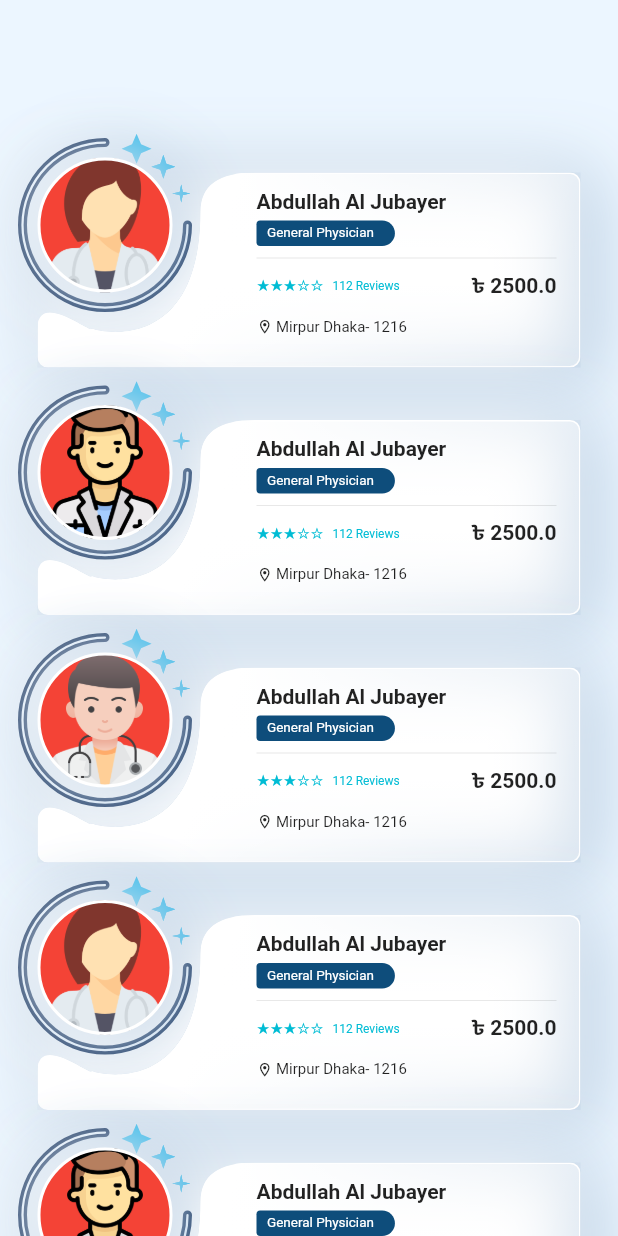
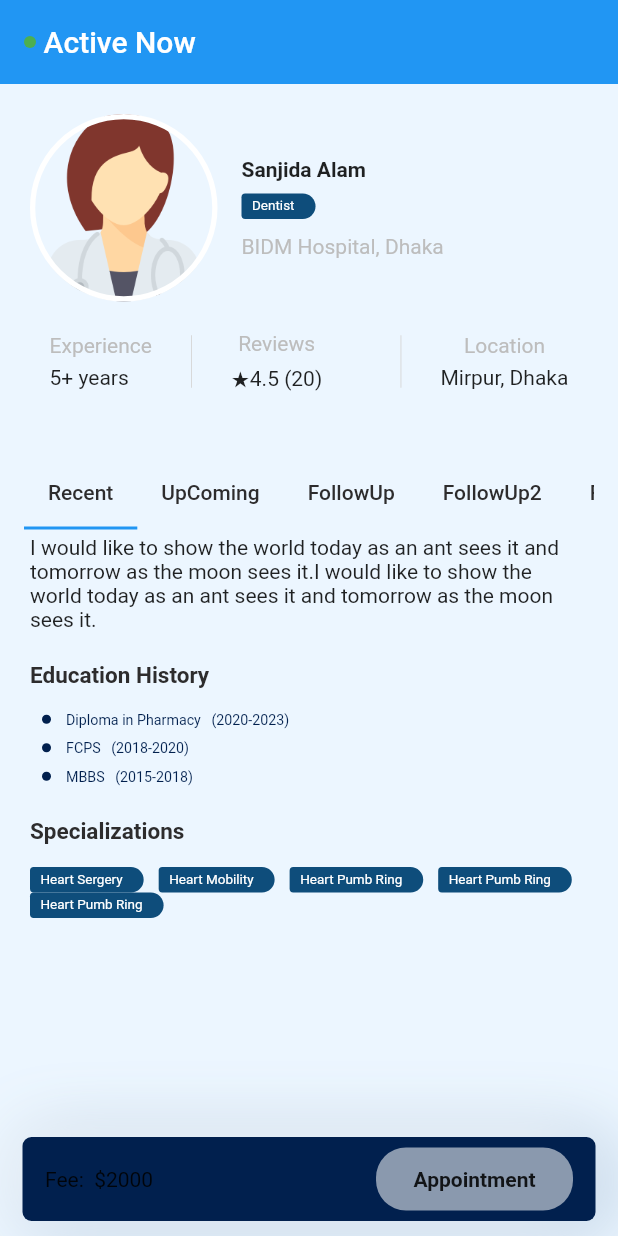
Before and after one commit to jbjason/parctice2_app, a Flutter app: the screen it shows after launch, on a phone screen of 412 x 824 dp. Run offline on Flutter 3.47's test engine with Material 2 defaults, Android fonts, the phone set to English and light mode, and no system bars; our stand-ins replace equatable, flutter_bloc.

Commit message:
pt_doc_details_screen UI

```diff
--- a/lib/constants/my_dimens.dart
+++ b/lib/constants/my_dimens.dart
@@ -93,7 +93,7 @@ class MyDimens {
         padding: const EdgeInsets.symmetric(horizontal: 15),
         decoration: BoxDecoration(
           borderRadius: BorderRadius.circular(6),
-          gradient: getHomeGradient(MyColor.skySecondary),
+          color: MyColor.bluePrimary,
           boxShadow: bodyShadow,
         ),
         child: child,
--- a/lib/constants/routes.dart
+++ b/lib/constants/routes.dart
@@ -1,5 +1,6 @@
 import 'package:flutter/material.dart';
 import 'package:parctice2_app/screens/home_screen.dart';
+import 'package:parctice2_app/screens/pt_doc_details_screen.dart';
 import 'package:parctice2_app/screens/test_screen.dart';
 
 class Routes {
@@ -11,6 +12,10 @@ class Routes {
       case TestScreen.routeName:
         return MaterialPageRoute(builder: (context) => const TestScreen());
 
+      case PtDocDetailsScreen.routeName:
+        return MaterialPageRoute(
+          builder: (context) => const PtDocDetailsScreen(),
+        );
       // case HomeScreen.routeName:
       //   return MaterialPageRoute(
       //     builder: (context) => BlocProvider(
--- a/lib/main.dart
+++ b/lib/main.dart
@@ -2,6 +2,7 @@ import 'package:flutter/material.dart';
 import 'package:flutter_bloc/flutter_bloc.dart';
 import 'package:parctice2_app/blocs/task_cubit/task_cubit.dart';
 import 'package:parctice2_app/constants/routes.dart';
+import 'package:parctice2_app/screens/pt_doc_details_screen.dart';
 import 'package:parctice2_app/screens/test_screen.dart';
 
 void main() {
@@ -24,7 +25,7 @@ class MyApp extends StatelessWidget {
         title: 'Flutter Demo',
         debugShowCheckedModeBanner: false,
         onGenerateRoute: Routes.onGenerateRoute,
-        initialRoute: TestScreen.routeName,
+        initialRoute: PtDocDetailsScreen.routeName,
       ),
     );
   }
--- /dev/null
+++ b/lib/screens/pt_doc_details_screen.dart
@@ -0,0 +1,492 @@
+import 'package:flutter/material.dart';
+import 'package:parctice2_app/constants/constants.dart';
+import 'package:parctice2_app/constants/my_dimens.dart';
+
+class PtDocDetailsScreen extends StatelessWidget {
+  static const routeName = '/pt-doc-details-screen';
+  const PtDocDetailsScreen({super.key});
+
+  @override
+  Widget build(BuildContext context) {
+    final selectedSlot = ValueNotifier<int>(0);
+    return Scaffold(
+      backgroundColor: MyColor.ashhLight,
+      body: DefaultTabController(
+        length: 5,
+        child: NestedScrollView(
+          headerSliverBuilder: (context, value) {
+            return [
+              // appBar
+              SliverAppBar(pinned: true, elevation: 10, title: _getTopAppbar),
+              // doc-info
+              const SliverToBoxAdapter(child: PtDocDetTopContainer()),
+              // tab-bars
+              const SliverAppBar(
+                backgroundColor: MyColor.ashhLight,
+                pinned: true,
+                automaticallyImplyLeading: false,
+                elevation: 10,
+                title: TabBar(
+                  isScrollable: true,
+                  tabs: [
+                    Tab(
+                      child: Text(
+                        'Recent',
+                        style: TextStyle(color: MyColor.textColor),
+                      ),
+                    ),
+                    Tab(
+                      child: Text(
+                        'UpComing',
+                        style: TextStyle(color: MyColor.textColor),
+                      ),
+                    ),
+                    Tab(
+                      child: Text(
+                        'FollowUp',
+                        style: TextStyle(color: MyColor.textColor),
+                      ),
+                    ),
+                    Tab(
+                      child: Text(
+                        'FollowUp2',
+                        style: TextStyle(color: MyColor.textColor),
+                      ),
+                    ),
+                    Tab(
+                      child: Text(
+                        'FollowUp3',
+                        style: TextStyle(color: MyColor.textColor),
+                      ),
+                    ),
+                  ],
+                ),
+              ),
+            ];
+          },
+          body: TabBarView(
+            children: [
+              const DocDInfoItem1(),
+              DocDInfoItem2(selectedSlot: selectedSlot),
+              const DocDInfoItem3(),
+              const Center(child: Text('FollowUp2')),
+              const Center(child: Text('FollowUp3')),
+            ],
+          ),
+        ),
+      ),
+      bottomNavigationBar: const PtDocNavBar(),
+    );
+  }
+
+  Widget get _getTopAppbar {
+    return const Row(
+      children: [
+        SizedBox(
+          height: 8,
+          width: 8,
+          child: DecoratedBox(
+            decoration:
+                BoxDecoration(shape: BoxShape.circle, color: Colors.green),
+          ),
+        ),
+        SizedBox(width: 5),
+        Text('Active Now'),
+        SizedBox(width: 15),
+      ],
+    );
+  }
+}
+
+class PtDocDetTopContainer extends StatelessWidget {
+  const PtDocDetTopContainer({super.key});
+
+  @override
+  Widget build(BuildContext context) {
+    return Padding(
+      padding: const EdgeInsets.all(20.0),
+      child: Column(
+        children: [
+          SizedBox(
+            height: 125,
+            child: Row(
+              crossAxisAlignment: CrossAxisAlignment.start,
+              children: [
+                // img
+                Container(
+                  width: 125,
+                  decoration: BoxDecoration(
+                    border: Border.all(color: Colors.white, width: 3.5),
+                    shape: BoxShape.circle,
+                    image: const DecorationImage(
+                      image: AssetImage('assets/doctor/doc1.png'),
+                      fit: BoxFit.contain,
+                    ),
+                  ),
+                ),
+                const SizedBox(width: 16),
+                // title, specialities, place
+                Expanded(
+                  child: Column(
+                    crossAxisAlignment: CrossAxisAlignment.start,
+                    mainAxisAlignment: MainAxisAlignment.center,
+                    children: [
+                      Text(
+                        "Sanjida Alam",
+                        maxLines: 1,
+                        overflow: TextOverflow.ellipsis,
+                        style: Theme.of(context)
+                            .textTheme
+                            .bodyLarge!
+                            .copyWith(fontWeight: FontWeight.bold),
+                      ),
+                      const SizedBox(height: 8),
+                      MyDimens().getDoctorCategory("Dentist"),
+                      const SizedBox(height: 10),
+                      _getSubtitleText('BIDM Hospital, Dhaka', context),
+                    ],
+                  ),
+                ),
+              ],
+            ),
+          ),
+          const SizedBox(height: 20),
+          // Experience, reviews, Location
+          Row(
+            mainAxisAlignment: MainAxisAlignment.spaceAround,
+            children: [
+              Column(
+                crossAxisAlignment: CrossAxisAlignment.start,
+                children: [
+                  _getSubtitleText('Experience', context),
+                  const SizedBox(height: 5),
+                  const Text('5+ years'),
+                ],
+              ),
+              Container(height: 35, width: .6, color: const Color(0xFFD6D6D6)),
+              Column(
+                children: [
+                  _getSubtitleText('Reviews', context),
+                  const SizedBox(height: 5),
+                  const Text('★4.5 (20)'),
+                ],
+              ),
+              const Divider(thickness: .5),
+              Container(height: 35, width: .6, color: const Color(0xFFD6D6D6)),
+              Column(
+                children: [
+                  _getSubtitleText('Location', context),
+                  const SizedBox(height: 5),
+                  const Text('Mirpur, Dhaka'),
+                ],
+              ),
+            ],
+          ),
+          const SizedBox(height: 20),
+        ],
+      ),
+    );
+  }
+
+  Widget _getSubtitleText(String title, BuildContext ctx) {
+    return Text(
+      title,
+      style: Theme.of(ctx)
+          .textTheme
+          .bodyMedium!
+          .copyWith(color: const Color(0xFFBDBDBD)),
+    );
+  }
+}
+
+class DocDInfoItem1 extends StatelessWidget {
+  const DocDInfoItem1({super.key});
+
+  @override
+  Widget build(BuildContext context) {
+    return Padding(
+      padding: const EdgeInsets.symmetric(horizontal: 20),
+      child: SingleChildScrollView(
+        child: Column(
+          crossAxisAlignment: CrossAxisAlignment.start,
+          children: [
+            Text(
+              'I would like to show the world today as an ant sees it and tomorrow as the moon sees it.' *
+                  2,
+            ),
+            const SizedBox(height: 20),
+            const Text(
+              'Education History',
+              style: TextStyle(
+                color: MyColor.textColor,
+                fontSize: 15,
+                fontWeight: FontWeight.bold,
+              ),
+            ),
+            const SizedBox(height: 15),
+            _getEducationHistory('Diploma in Pharmacy   (2020-2023)'),
+            _getEducationHistory('FCPS   (2018-2020)'),
+            _getEducationHistory('MBBS   (2015-2018)'),
+            const SizedBox(height: 14),
+            const Text(
+              'Specializations',
+              style: TextStyle(
+                color: MyColor.textColor,
+                fontSize: 15,
+                fontWeight: FontWeight.bold,
+              ),
+            ),
+            const SizedBox(height: 15),
+            Wrap(
+              children: [
+                MyDimens().getDoctorCategory('Heart Sergery'),
+                const SizedBox(width: 10),
+                MyDimens().getDoctorCategory('Heart Mobility'),
+                const SizedBox(width: 10),
+                MyDimens().getDoctorCategory('Heart Pumb Ring'),
+                const SizedBox(width: 10),
+                MyDimens().getDoctorCategory('Heart Pumb Ring'),
+                const SizedBox(width: 10),
+                MyDimens().getDoctorCategory('Heart Pumb Ring'),
+              ],
+            ),
+          ],
+        ),
+      ),
+    );
+  }
+
+  Widget _getEducationHistory(String title) => Padding(
+        padding: const EdgeInsets.only(left: 8.0, bottom: 8.0),
+        child: Row(
+          children: [
+            Container(
+              width: 6,
+              height: 6,
+              decoration: const BoxDecoration(
+                  shape: BoxShape.circle, color: MyColor.bluePrimary),
+            ),
+            const SizedBox(width: 10),
+            MyDimens().getSubTitleText(title, MyColor.bluePrimary),
+          ],
+        ),
+      );
+}
+
+class DocDInfoItem2 extends StatelessWidget {
+  const DocDInfoItem2({required this.selectedSlot, super.key});
+  final ValueNotifier<int> selectedSlot;
+
+  @override
+  Widget build(BuildContext context) {
+    final morningList = ['10:10am', '10:30am', '10:50am', '11:20am', '11:40am'];
+    final afterNoonList = ['2:00pm', '2:20pm', '2:40pm'];
+    final eveningList = ['7:00pm', '7:30pm', '8:00pm', '8:30pm', '9:00pm'];
+    return SingleChildScrollView(
+      child: Padding(
+        padding: const EdgeInsets.symmetric(horizontal: 20.0),
+        child: Column(
+          crossAxisAlignment: CrossAxisAlignment.start,
+          children: [
+            // calender
+
+            const SizedBox(height: 25),
+            _getSlotTitleAndList('Morning Slots', morningList),
+            const SizedBox(height: 25),
+            _getSlotTitleAndList('AfterNoon Slots', afterNoonList),
+            const SizedBox(height: 25),
+            _getSlotTitleAndList('Evening Slots', eveningList),
+            const SizedBox(height: 30),
+          ],
+        ),
+      ),
+    );
+  }
+
+  Widget _getSlotTitleAndList(String title, List<String> slotList) {
+    return Column(
+      crossAxisAlignment: CrossAxisAlignment.start,
+      children: [
+        // title
+        MyDimens().getTitleText(title, MyColor.bluePrimary),
+        // slot list
+        Wrap(
+          children: List.generate(
+            slotList.length,
+            (index) => ValueListenableBuilder(
+              valueListenable: selectedSlot,
+              builder: (context, currentSlot, _) {
+                bool slot =
+                    title.contains('Morning Slots') && currentSlot == index;
+                return InkWell(
+                  onTap: () => selectedSlot.value = index,
+                  child: Container(
+                    padding:
+                        const EdgeInsets.symmetric(horizontal: 20, vertical: 8),
+                    margin: const EdgeInsets.only(
+                        left: 10, right: 5, top: 10, bottom: 5),
+                    decoration: BoxDecoration(
+                      borderRadius: BorderRadius.circular(6),
+                      color: slot ? MyColor.bluePrimary : Colors.white60,
+                      // gradient: bodyGradient,
+                      boxShadow: MyDimens.bodyShadow,
+                    ),
+                    child: Text(
+                      slotList[index],
+                      style: TextStyle(
+                        color: slot ? Colors.white : MyColor.bluePrimary,
+                        fontWeight: slot ? FontWeight.bold : FontWeight.normal,
+                      ),
+                    ),
+                  ),
+                );
+              },
+            ),
+          ),
+        ),
+      ],
+    );
+  }
+}
+
+class DocDInfoItem3 extends StatelessWidget {
+  const DocDInfoItem3({super.key});
+
+  @override
+  Widget build(BuildContext context) {
+    final width = MediaQuery.of(context).size.width * .45;
+    return Padding(
+      padding: const EdgeInsets.symmetric(horizontal: 20.0),
+      child: SingleChildScrollView(
+        child: Column(
+          children: [
+            Row(
+              mainAxisAlignment: MainAxisAlignment.center,
+              children: [
+                Column(
+                  mainAxisAlignment: MainAxisAlignment.center,
+                  children: [
+                    const Text(
+                      "2",
+                      style: TextStyle(
+                        fontWeight: FontWeight.bold,
+                        color: Colors.cyan,
+                        fontSize: 35,
+                      ),
+                    ),
+                    const Text('★★★★☆'),
+                    MyDimens().getSubTitleText('(10)', MyColor.bluePrimary),
+                  ],
+                ),
+                const SizedBox(width: 20),
+                Container(
+                  width: .7,
+                  height: 100,
+                  color: Colors.grey[350],
+                ),
+                Padding(
+                  padding: const EdgeInsets.symmetric(horizontal: 20),
+                  child: Column(
+                    children: [for (int i = 5; i > 0; i--) Text(getStar(i))],
+                  ),
+                ),
+                Expanded(
+                  child: Column(
+                    mainAxisAlignment: MainAxisAlignment.center,
+                    children: List.generate(
+                      5,
+                      (index) {
+                        return Container(
+                          height: 4,
+                          width: width,
+                          alignment: Alignment.centerLeft,
+                          margin: const EdgeInsets.symmetric(vertical: 9),
+                          color: Colors.grey[350],
+                          child: Container(
+                            width: width / (index + 1),
+                            color: Colors.cyan,
+                          ),
+                        );
+                      },
+                    ),
+                  ),
+                ),
+              ],
+            ),
+            const SizedBox(height: 20),
+            ...List.generate(
+              4,
+              (index) => Container(
+                padding:
+                    const EdgeInsets.symmetric(horizontal: 20, vertical: 15),
+                margin: const EdgeInsets.only(bottom: 15),
+                decoration: BoxDecoration(
+                  borderRadius: BorderRadius.circular(6),
+                  color: Colors.white,
+                  border: Border.all(color: Colors.grey[300]!),
+                ),
+                child: Column(
+                  crossAxisAlignment: CrossAxisAlignment.start,
+                  children: [
+                    Row(
+                      children: [
+                        const CircleAvatar(
+                          radius: 20,
+                          backgroundImage: AssetImage('assets/2.jpg'),
+                        ),
+                        const SizedBox(width: 10),
+                        Column(
+                          crossAxisAlignment: CrossAxisAlignment.start,
+                          children: [
+                            MyDimens()
+                                .getTitleText("jjjjj", MyColor.bluePrimary),
+                            MyDimens()
+                                .getSubTitleText('March 21, 2021', Colors.grey),
+                          ],
+                        ),
+                      ],
+                    ),
+                    const SizedBox(height: 8),
+                    MyDimens().getSubTitleText(
+                      'I would like to show the world today as an ant sees it and tomorrow as the moon sees it.',
+                      Colors.black54,
+                    ),
+                  ],
+                ),
+              ),
+            ),
+          ],
+        ),
+      ),
+    );
+  }
+
+  String getStar(int i) => '★' * i + '☆' * (5 - i);
+}
+
+class PtDocNavBar extends StatelessWidget {
+  const PtDocNavBar({super.key});
+
+  @override
+  Widget build(BuildContext context) {
+    return MyDimens().getButtonStyle(
+      child: Row(
+        mainAxisAlignment: MainAxisAlignment.spaceBetween,
+        children: [
+          const Text('Fee:  \$${2000}'),
+          Container(
+            padding: const EdgeInsets.symmetric(horizontal: 25, vertical: 13),
+            decoration: BoxDecoration(
+              borderRadius: BorderRadius.circular(20),
+              color: Colors.white54,
+            ),
+            child: const Text(
+              'Appointment',
+              style: TextStyle(fontWeight: FontWeight.w700),
+            ),
+          )
+        ],
+      ),
+    );
+  }
+}
```
